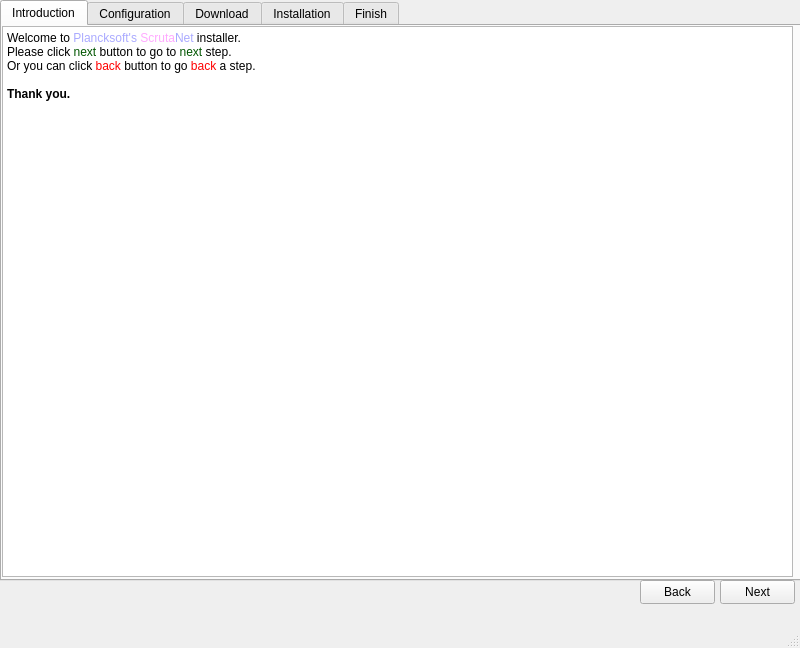
First picture: the form in mainwindow.ui, repository WingsOfAltair/QtCPP-Installer, before the edit.
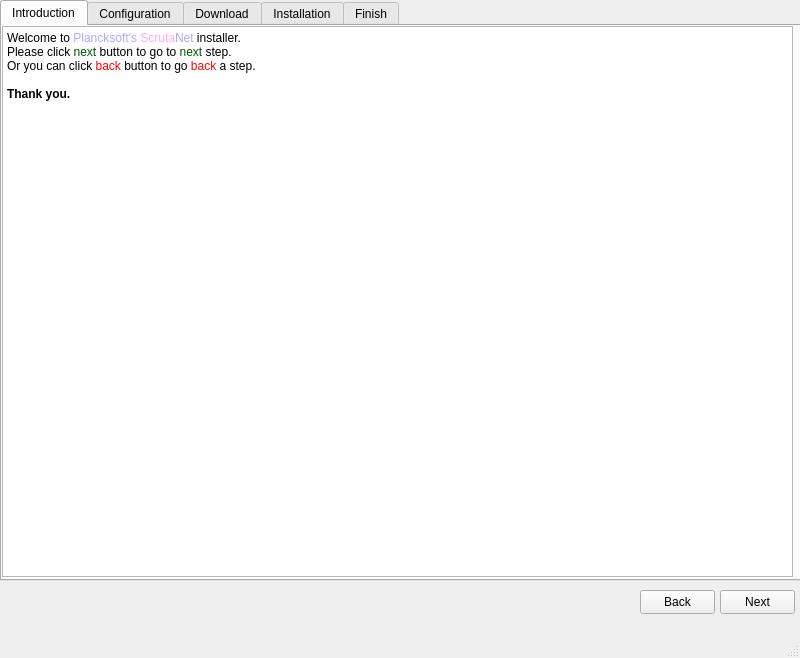
Second picture: the form after the edit.

Commit message: Disabled resizing installer window.

```diff
--- a/mainwindow.ui
+++ b/mainwindow.ui
@@ -7,9 +7,15 @@
     <x>0</x>
     <y>0</y>
     <width>800</width>
-    <height>648</height>
+    <height>658</height>
    </rect>
   </property>
+  <property name="maximumSize">
+   <size>
+    <width>800</width>
+    <height>658</height>
+   </size>
+  </property>
   <property name="windowTitle">
    <string>MainWindow</string>
   </property>
@@ -335,7 +341,7 @@
     <property name="geometry">
      <rect>
       <x>720</x>
-      <y>580</y>
+      <y>590</y>
       <width>75</width>
       <height>24</height>
      </rect>
@@ -348,7 +354,7 @@
     <property name="geometry">
      <rect>
       <x>640</x>
-      <y>580</y>
+      <y>590</y>
       <width>75</width>
       <height>24</height>
      </rect>
```
The commit also changes 1 other file.
